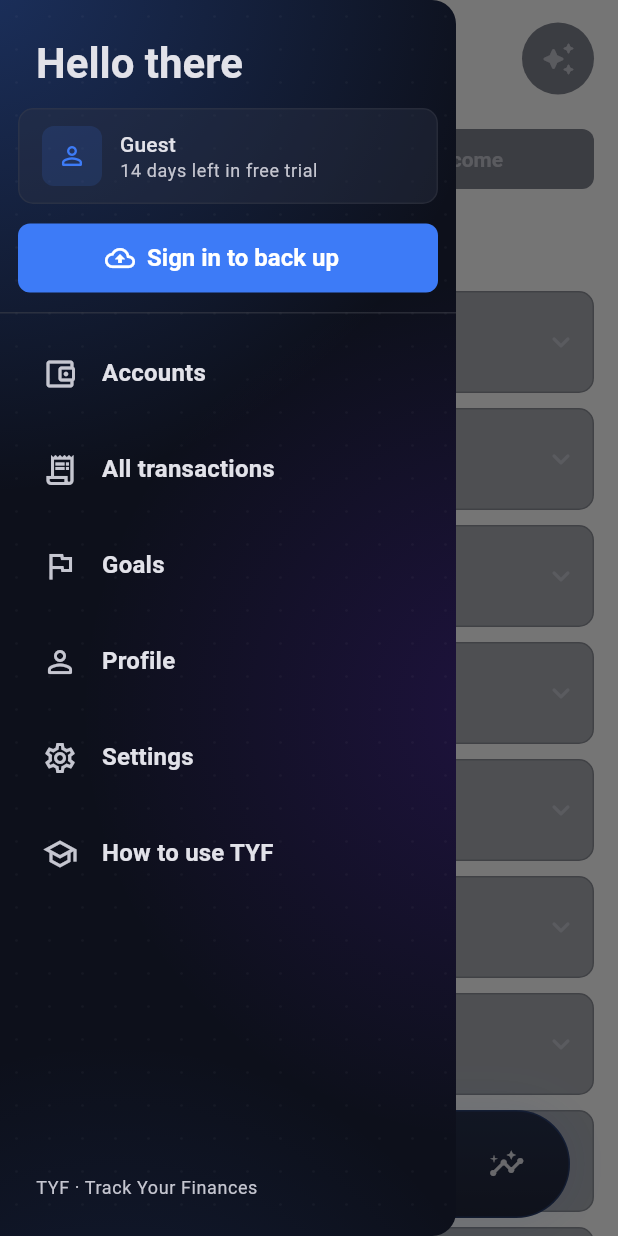
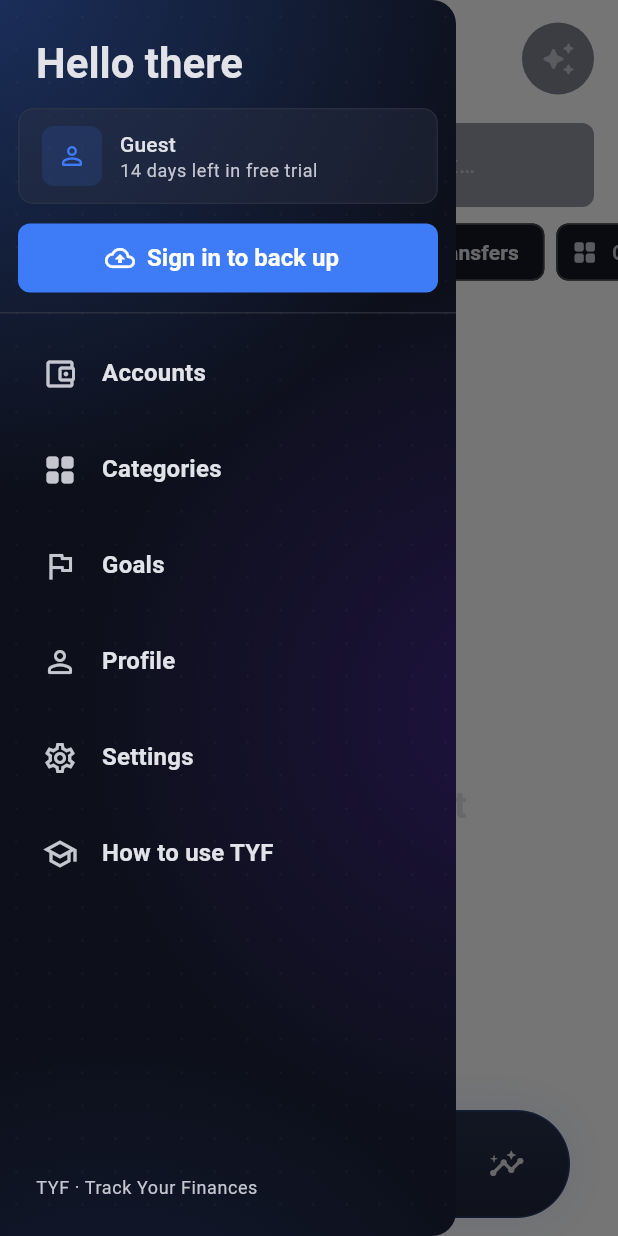
Before and after one commit to jaspinder08/track-your-finances, a Flutter app: the AppShell screen opened directly, item 3 of the bottom bar chosen, with the side drawer open, on a phone screen of 412 x 824 dp. Run offline on Flutter 3.47's test engine with Material 3 defaults, Android fonts, the phone set to English and light mode, and no system bars; our stand-ins replace cloud_firestore, equatable, firebase_auth, firebase_core, flutter_riverpod, google_sign_in and 3 more; accounts and stored records are empty.

Commit message:
refactor: convert categories to dedicated screen and move history to main shell tab

```diff
--- a/tyf_mobile/lib/app/shell/app_drawer.dart
+++ b/tyf_mobile/lib/app/shell/app_drawer.dart
@@ -11,7 +11,7 @@ import '../../features/account/screens/sign_out_flow.dart';
 import '../../features/account/screens/profile_screen.dart';
 import '../../features/accounts/accounts_screen.dart';
 import '../../features/help/how_to_screen.dart';
-import '../../features/history/history_screen.dart';
+import '../../features/categories/screens/categories_screen.dart';
 import '../../features/goals/screens/goals_screen.dart';
 import '../../features/settings/screens/settings_screen.dart';
 
@@ -147,9 +147,9 @@ class AppDrawer extends ConsumerWidget {
                 () => open(const AccountsScreen()),
               ),
               item(
-                Icons.receipt_long_outlined,
-                'All transactions',
-                () => open(const HistoryScreen()),
+                Icons.grid_view_rounded,
+                'Categories',
+                () => open(const CategoriesScreen()),
               ),
               item(
                 Icons.flag_outlined,
--- a/tyf_mobile/lib/app/shell/app_shell.dart
+++ b/tyf_mobile/lib/app/shell/app_shell.dart
@@ -7,12 +7,11 @@ import '../../core/design/motion.dart';
 import '../../features/budgets/screens/budgets_screen.dart';
 import '../../features/budgets/widgets/budget_sheet.dart';
 import '../../features/calendar/screens/calendar_screen.dart';
-import '../../features/categories/screens/categories_screen.dart';
-import '../../features/categories/widgets/category_editor_sheet.dart';
 import '../../features/budgets/data/budget_repository.dart';
 import '../../core/navigation/page_route.dart';
 import '../../features/accounts/account_balances.dart';
 import '../../features/accounts/accounts_screen.dart';
+import '../../features/history/history_screen.dart';
 import '../../features/insights/insights_sheet.dart';
 import '../../features/onboarding/setup_sheet.dart';
 import '../../features/sync/sync_controller.dart';
@@ -71,14 +70,14 @@ class _AppShellState extends ConsumerState<AppShell>
       Icons.pie_chart_rounded,
       'Budgets',
     ),
-    NavItem(Icons.grid_view_outlined, Icons.grid_view_rounded, 'Categories'),
+    NavItem(Icons.receipt_long_outlined, Icons.receipt_long_rounded, 'History'),
     NavItem(Icons.insights_outlined, Icons.insights_rounded, 'Reports'),
   ];
 
   static const _pages = [
     CalendarScreen(),
     BudgetsScreen(),
-    CategoriesScreen(),
+    HistoryScreen(asTab: true),
     ReportsScreen(),
   ];
 
@@ -186,11 +185,6 @@ class _AppShellState extends ConsumerState<AppShell>
         onAdd: () {
           if (_index == 1) {
             showBudgetSheet(context);
-          } else if (_index == 2) {
-            showCategoryEditor(
-              context,
-              kind: ref.read(categoryKindViewProvider),
-            );
           } else {
             showAddTransactionScreen(context);
           }
--- a/tyf_mobile/lib/features/help/how_to_screen.dart
+++ b/tyf_mobile/lib/features/help/how_to_screen.dart
@@ -21,6 +21,13 @@ class HowToScreen extends StatelessWidget {
           'see, edit or delete its entries.',
     ),
     (
+      '🧾',
+      'Find any transaction',
+      'The History tab lists everything, newest first. Search by name, '
+          'category or amount, and filter by type. Swipe left to delete '
+          '(with Undo), right to copy it to today.',
+    ),
+    (
       '🎯',
       'Set budgets',
       'On the Budgets tab, set a monthly limit for a category. The bar turns '
@@ -29,8 +36,9 @@ class HowToScreen extends StatelessWidget {
     (
       '🗂️',
       'Make categories yours',
-      'The Categories tab lets you add, rename or re-emoji categories and '
-          'their sub-categories. Past entries follow a rename.',
+      'Open Manage categories (at the bottom of Budgets, or in the menu) to '
+          'add, rename or re-emoji categories and their sub-categories. Past '
+          'entries follow a rename.',
     ),
     (
       '🔁',
--- a/tyf_mobile/lib/features/history/history_screen.dart
+++ b/tyf_mobile/lib/features/history/history_screen.dart
@@ -70,7 +70,10 @@ List<(DateTime, List<Entry>)> groupByDay(List<Entry> all, HistoryFilter f) {
 
 /// Every transaction in one list, with search and filters.
 class HistoryScreen extends ConsumerStatefulWidget {
-  const HistoryScreen({super.key, this.account});
+  const HistoryScreen({super.key, this.account, this.asTab = false});
+
+  /// Shown as a main tab: no app bar, room for the floating nav bar.
+  final bool asTab;
 
   /// Opens already filtered to this account (from the Accounts page).
   final String? account;
@@ -169,9 +172,7 @@ class _HistoryScreenState extends ConsumerState<HistoryScreen> {
       ),
     );
 
-    return Scaffold(
-      appBar: AppBar(title: const Text('All transactions')),
-      body: Column(
+    final body = Column(
       children: [
         Padding(
           padding: const EdgeInsets.fromLTRB(16, 4, 16, 8),
@@ -281,7 +282,7 @@ class _HistoryScreenState extends ConsumerState<HistoryScreen> {
                       : 'Try another word or clear the filters.',
                 )
               : ListView.builder(
-                    padding: const EdgeInsets.only(bottom: 32),
+                  padding: EdgeInsets.only(bottom: widget.asTab ? 120 : 32),
                   keyboardDismissBehavior:
                       ScrollViewKeyboardDismissBehavior.onDrag,
                   itemCount: groups.length,
@@ -323,7 +324,11 @@ class _HistoryScreenState extends ConsumerState<HistoryScreen> {
                 ),
         ),
       ],
-      ),
+    );
+    if (widget.asTab) return body;
+    return Scaffold(
+      appBar: AppBar(title: const Text('All transactions')),
+      body: body,
     );
   }
 
--- a/tyf_mobile/test_preview/screens_test.dart
+++ b/tyf_mobile/test_preview/screens_test.dart
@@ -145,8 +145,8 @@ void main() {
     await shot('03b_budgets_scrolled');
     await tester.drag(find.text('Spending without a budget'), const Offset(0, 900));
     await tester.pumpAndSettle();
-    await tab('Categories');
-    await shot('04_categories');
+    await tab('History');
+    await shot('04_history');
     await tab('Reports');
     await shot('05_reports');
     await tab('Calendar');
@@ -171,12 +171,6 @@ void main() {
     await tester.pumpAndSettle();
     await tester.tap(find.text('Accounts'));
     await shot('08_accounts');
-    await tester.pageBack();
-    await tester.pumpAndSettle();
-    await tester.tap(find.byTooltip('Menu').first);
-    await tester.pumpAndSettle();
-    await tester.tap(find.text('All transactions'));
-    await shot('08a_history');
     await tester.pageBack();
     await tester.pumpAndSettle();
     await tester.tap(find.byTooltip('Menu').first);
@@ -212,8 +206,12 @@ void main() {
     await tester.tapAt(const Offset(200, 60));
     await tester.pumpAndSettle();
 
-    await tab('Categories');
-    await tester.tap(find.byTooltip('Add transaction').first);
-    await shot('12_category_editor');
+    await tester.drag(find.text('Category budgets'), const Offset(0, -1200));
+    await tester.pumpAndSettle();
+    await shot('11b_budgets_bottom');
+    await tester.tap(find.text('Manage categories'));
+    await shot('12_categories');
+    await tester.tap(find.byTooltip('New category'));
+    await shot('13_category_editor');
   });
 }
```
Also changed, not shown: tyf_mobile/lib/features/budgets/screens/budgets_screen.dart (+27 -0 lines), tyf_mobile/lib/features/categories/screens/categories_screen.dart (+28 -3 lines), 1 other file. Lines whose indentation alone changed are shown as unchanged.
